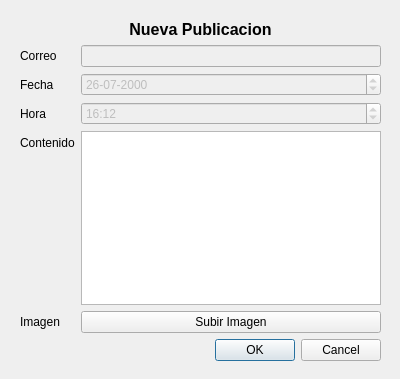
Before: the Qt Designer form Fase2/dialognuevopost.ui in D3r3-k/-EDD-Proyecto_202001151, drawn with Qt 5.
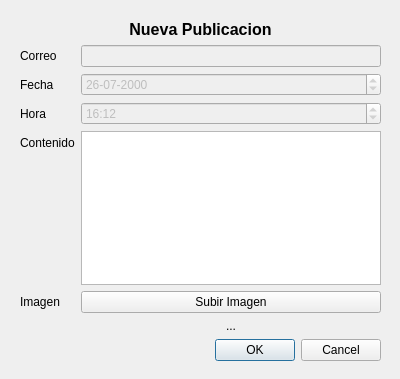
After: the same form once the commit is applied. Icons and pictures are not drawn.

```diff
--- a/Fase2/dialognuevopost.ui
+++ b/Fase2/dialognuevopost.ui
@@ -165,6 +165,16 @@
           </property>
          </widget>
         </item>
+        <item row="5" column="1">
+         <widget class="QLabel" name="label_path">
+          <property name="text">
+           <string>...</string>
+          </property>
+          <property name="alignment">
+           <set>Qt::AlignmentFlag::AlignCenter</set>
+          </property>
+         </widget>
+        </item>
        </layout>
       </item>
      </layout>
```
